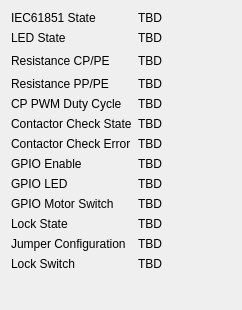
Tinkerforge/brickv, file src/brickv/plugin_system/plugins/evse/ui/evse.ui: the form before one commit.
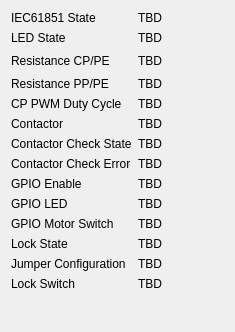
The form after the commit.

Commit message: Add contactor to EVSE state

Patch:
```diff
--- a/src/brickv/plugin_system/plugins/evse/ui/evse.ui
+++ b/src/brickv/plugin_system/plugins/evse/ui/evse.ui
@@ -6,8 +6,8 @@
    <rect>
     <x>0</x>
     <y>0</y>
-    <width>242</width>
-    <height>310</height>
+    <width>235</width>
+    <height>332</height>
    </rect>
   </property>
   <property name="windowTitle">
@@ -57,35 +57,35 @@
        </property>
       </widget>
      </item>
-     <item row="7" column="0">
+     <item row="8" column="0">
       <widget class="QLabel" name="label_8">
        <property name="text">
         <string>GPIO Enable</string>
        </property>
       </widget>
      </item>
-     <item row="10" column="0">
+     <item row="11" column="0">
       <widget class="QLabel" name="label_9">
        <property name="text">
         <string>Lock State</string>
        </property>
       </widget>
      </item>
-     <item row="8" column="0">
+     <item row="9" column="0">
       <widget class="QLabel" name="label_10">
        <property name="text">
         <string>GPIO LED</string>
        </property>
       </widget>
      </item>
-     <item row="5" column="0">
+     <item row="6" column="0">
       <widget class="QLabel" name="label_6">
        <property name="text">
         <string>Contactor Check State</string>
        </property>
       </widget>
      </item>
-     <item row="6" column="0">
+     <item row="7" column="0">
       <widget class="QLabel" name="label_7">
        <property name="text">
         <string>Contactor Check Error</string>
@@ -99,7 +99,7 @@
        </property>
       </widget>
      </item>
-     <item row="12" column="0">
+     <item row="13" column="0">
       <widget class="QLabel" name="label_13">
        <property name="text">
         <string>Lock Switch</string>
@@ -127,14 +127,14 @@
        </property>
       </widget>
      </item>
-     <item row="9" column="0">
+     <item row="10" column="0">
       <widget class="QLabel" name="label_11">
        <property name="text">
         <string>GPIO Motor Switch</string>
        </property>
       </widget>
      </item>
-     <item row="11" column="0">
+     <item row="12" column="0">
       <widget class="QLabel" name="label_12">
        <property name="text">
         <string>Jumper Configuration</string>
@@ -155,62 +155,76 @@
        </property>
       </widget>
      </item>
-     <item row="5" column="1">
-      <widget class="QLabel" name="label_contactor_state">
-       <property name="text">
-        <string>TBD</string>
-       </property>
-      </widget>
-     </item>
      <item row="6" column="1">
-      <widget class="QLabel" name="label_contactor_error">
+      <widget class="QLabel" name="label_contactor_state">
        <property name="text">
         <string>TBD</string>
        </property>
       </widget>
      </item>
      <item row="7" column="1">
-      <widget class="QLabel" name="label_gpio_enable">
+      <widget class="QLabel" name="label_contactor_error">
        <property name="text">
         <string>TBD</string>
        </property>
       </widget>
      </item>
      <item row="8" column="1">
-      <widget class="QLabel" name="label_gpio_led">
+      <widget class="QLabel" name="label_gpio_enable">
        <property name="text">
         <string>TBD</string>
        </property>
       </widget>
      </item>
      <item row="9" column="1">
-      <widget class="QLabel" name="label_gpio_motor_switch">
+      <widget class="QLabel" name="label_gpio_led">
        <property name="text">
         <string>TBD</string>
        </property>
       </widget>
      </item>
      <item row="10" column="1">
-      <widget class="QLabel" name="label_lock_state">
+      <widget class="QLabel" name="label_gpio_motor_switch">
        <property name="text">
         <string>TBD</string>
        </property>
       </widget>
      </item>
      <item row="11" column="1">
-      <widget class="QLabel" name="label_jumper_configuration">
+      <widget class="QLabel" name="label_lock_state">
        <property name="text">
         <string>TBD</string>
        </property>
       </widget>
      </item>
      <item row="12" column="1">
+      <widget class="QLabel" name="label_jumper_configuration">
+       <property name="text">
+        <string>TBD</string>
+       </property>
+      </widget>
+     </item>
+     <item row="13" column="1">
       <widget class="QLabel" name="label_lock_switch">
        <property name="text">
         <string>TBD</string>
        </property>
       </widget>
      </item>
+     <item row="5" column="0">
+      <widget class="QLabel" name="label_14">
+       <property name="text">
+        <string>Contactor</string>
+       </property>
+      </widget>
+     </item>
+     <item row="5" column="1">
+      <widget class="QLabel" name="label_contactor">
+       <property name="text">
+        <string>TBD</string>
+       </property>
+      </widget>
+     </item>
     </layout>
    </item>
    <item>
```
The commit also changes 2 other files.
